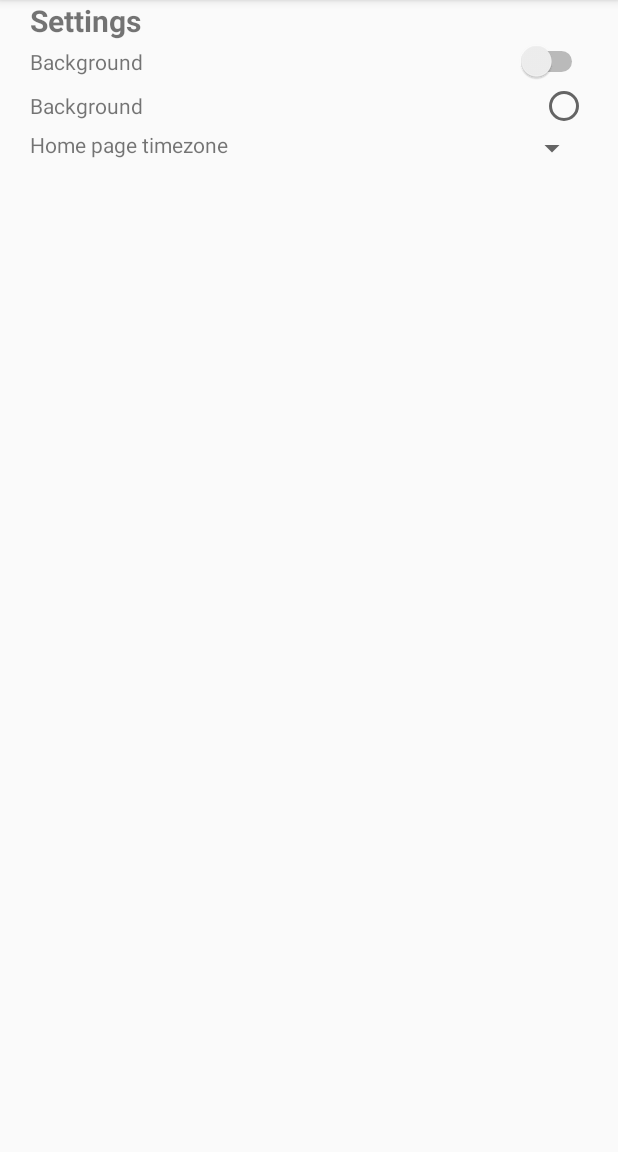
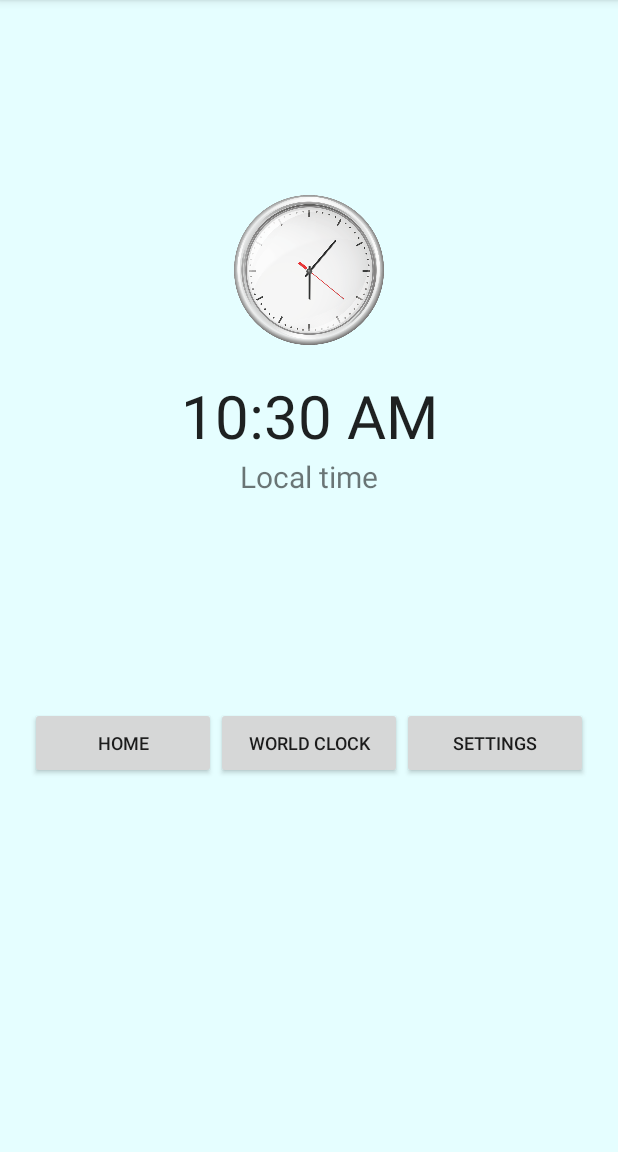
Before and after one commit to Alexmruth/androidAss2, an Android app: the screen it shows after launch (MainActivity), on a phone screen of 412 x 824 dp, the part 84-1236 px from its top. Run offline under Robolectric (Android 15) with nearby library versions, the phone set to English and light mode, and no system bars.

Commit message:
finalizing for submit

```diff
--- a/app/src/main/java/com/example/aruth/assignment1/MainActivity.java
+++ b/app/src/main/java/com/example/aruth/assignment1/MainActivity.java
@@ -3,13 +3,13 @@ package com.example.aruth.assignment1;
 import android.icu.util.TimeZone;
 import android.support.v7.app.AppCompatActivity;
 import android.os.Bundle;
+import android.view.View;
 
 public class MainActivity extends AppCompatActivity {
 
     @Override
     protected void onCreate(Bundle savedInstanceState) {
         super.onCreate(savedInstanceState);
-        setContentView(R.layout.settings);
+        setContentView(R.layout.activity_main);
     }
-
 }
--- /dev/null
+++ b/app/src/main/res/layout-land/activity_main.xml
@@ -0,0 +1,57 @@
+<?xml version="1.0" encoding="utf-8"?>
+<LinearLayout xmlns:android="http://schemas.android.com/apk/res/android"
+    android:orientation="vertical" android:layout_width="match_parent"
+    android:layout_height="match_parent"
+    android:background="@color/lightblue"
+    android:paddingRight="20dp"
+    android:paddingLeft="20dp">
+
+<ImageView
+    android:id="@+id/imageView"
+    android:layout_width="100dp"
+    android:layout_height="100dp"
+    android:layout_gravity="center"
+    android:layout_marginTop="20dp"
+    android:src="@drawable/clock" />
+
+<TextClock
+    android:layout_height="wrap_content"
+    android:layout_width="match_parent"
+    android:gravity="center"
+    android:paddingTop="20dp"
+    android:textSize="40sp" />
+<TextView
+    android:layout_height="wrap_content"
+    android:layout_width="match_parent"
+    android:gravity="center"
+    android:textSize="20sp"
+    android:text="Local time"
+    />
+
+<LinearLayout
+    android:layout_width="match_parent"
+    android:layout_height="wrap_content"
+    android:layout_marginTop="20dp"
+    android:layout_marginBottom="1dp"
+    android:orientation="horizontal">
+
+    <Button
+        android:layout_width="match_parent"
+        android:layout_height="wrap_content"
+        android:layout_weight="1"
+        android:text="@string/home_btn" />
+
+    <Button
+        android:layout_width="match_parent"
+        android:layout_height="wrap_content"
+        android:layout_weight="1"
+        android:text="@string/worldclock_btn" />
+
+    <Button
+        android:layout_width="match_parent"
+        android:layout_height="wrap_content"
+        android:layout_weight="1"
+        android:text="@string/settings_btn" />
+</LinearLayout>
+
+</LinearLayout>
--- a/app/src/main/res/layout/activity_main.xml
+++ b/app/src/main/res/layout/activity_main.xml
@@ -1,7 +1,10 @@
 <?xml version="1.0" encoding="utf-8"?>
 <LinearLayout xmlns:android="http://schemas.android.com/apk/res/android"
     android:orientation="vertical" android:layout_width="match_parent"
-    android:layout_height="match_parent">
+    android:layout_height="match_parent"
+    android:background="@color/lightblue"
+    android:paddingRight="20dp"
+    android:paddingLeft="20dp">
 
     <ImageView
         android:id="@+id/imageView"
@@ -36,18 +39,22 @@
             android:layout_width="match_parent"
             android:layout_height="wrap_content"
             android:layout_weight="1"
-            android:text="@string/home_btn" />
+            android:textSize="12sp"
+            android:text="@string/home_btn"
+            />
 
         <Button
             android:layout_width="match_parent"
             android:layout_height="wrap_content"
             android:layout_weight="1"
-            android:text="@string/worldclock_btn" />
+            android:textSize="12sp"
+            android:text="@string/worldclock_btn"/>
 
         <Button
             android:layout_width="match_parent"
             android:layout_height="wrap_content"
             android:layout_weight="1"
+            android:textSize="12sp"
             android:text="@string/settings_btn" />
     </LinearLayout>
 
--- a/app/src/main/res/values/colors.xml
+++ b/app/src/main/res/values/colors.xml
@@ -4,5 +4,7 @@
     <color name="colorPrimaryDark">#303F9F</color>
     <color name="colorAccent">#FF4081</color>
     <color name="lightblue">#e5feff</color>
+    <color name="greenyblue">#FF4295AB</color>
+    <color name="black">#000000</color>
 
 </resources>
--- a/app/src/main/res/values/strings.xml
+++ b/app/src/main/res/values/strings.xml
@@ -16,8 +16,12 @@
     <string name="home_btn">Home</string>
     <string name="worldclock_btn">World Clock</string>
     <string name="settings_btn">Settings</string>
-
+    // settings page
     <string name="background">Background</string>
     <string name="hometimesetting">Home page timezone</string>
+    <string name="username">Username</string>
+    <string name="password">Password</string>
+    <string name="login">Login</string>
+
 
 </resources>
```
Also changed, not shown: app/src/main/res/layout/settings.xml (+42 -13 lines), app/src/main/res/layout/timezone_list.xml (+22 -17 lines).
